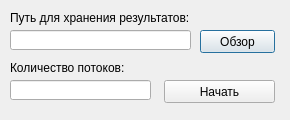
Before: the Qt Designer form RastrVisualModule/startprogressform.ui in MikProtopopov/RastrVisualModule, drawn with Qt 5.
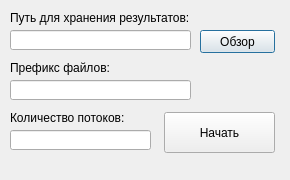
After: the same form once the commit is applied.

The edit to the form file:
```diff
--- a/RastrVisualModule/startprogressform.ui
+++ b/RastrVisualModule/startprogressform.ui
@@ -7,7 +7,7 @@
     <x>0</x>
     <y>0</y>
     <width>290</width>
-    <height>120</height>
+    <height>180</height>
    </rect>
   </property>
   <property name="minimumSize">
@@ -19,7 +19,7 @@
   <property name="maximumSize">
    <size>
     <width>290</width>
-    <height>120</height>
+    <height>180</height>
    </size>
   </property>
   <property name="windowTitle">
@@ -65,7 +65,7 @@
    <property name="geometry">
     <rect>
      <x>10</x>
-     <y>80</y>
+     <y>130</y>
      <width>141</width>
      <height>20</height>
     </rect>
@@ -75,7 +75,7 @@
    <property name="geometry">
     <rect>
      <x>10</x>
-     <y>60</y>
+     <y>110</y>
      <width>281</width>
      <height>16</height>
     </rect>
@@ -88,15 +88,38 @@
    <property name="geometry">
     <rect>
      <x>164</x>
-     <y>80</y>
+     <y>112</y>
      <width>111</width>
-     <height>23</height>
+     <height>41</height>
     </rect>
    </property>
    <property name="text">
     <string>Начать</string>
    </property>
   </widget>
+  <widget class="QLineEdit" name="lineEdit_3">
+   <property name="geometry">
+    <rect>
+     <x>10</x>
+     <y>80</y>
+     <width>181</width>
+     <height>20</height>
+    </rect>
+   </property>
+  </widget>
+  <widget class="QLabel" name="label_3">
+   <property name="geometry">
+    <rect>
+     <x>10</x>
+     <y>60</y>
+     <width>181</width>
+     <height>16</height>
+    </rect>
+   </property>
+   <property name="text">
+    <string>Префикс файлов:</string>
+   </property>
+  </widget>
  </widget>
  <resources/>
  <connections/>
```
